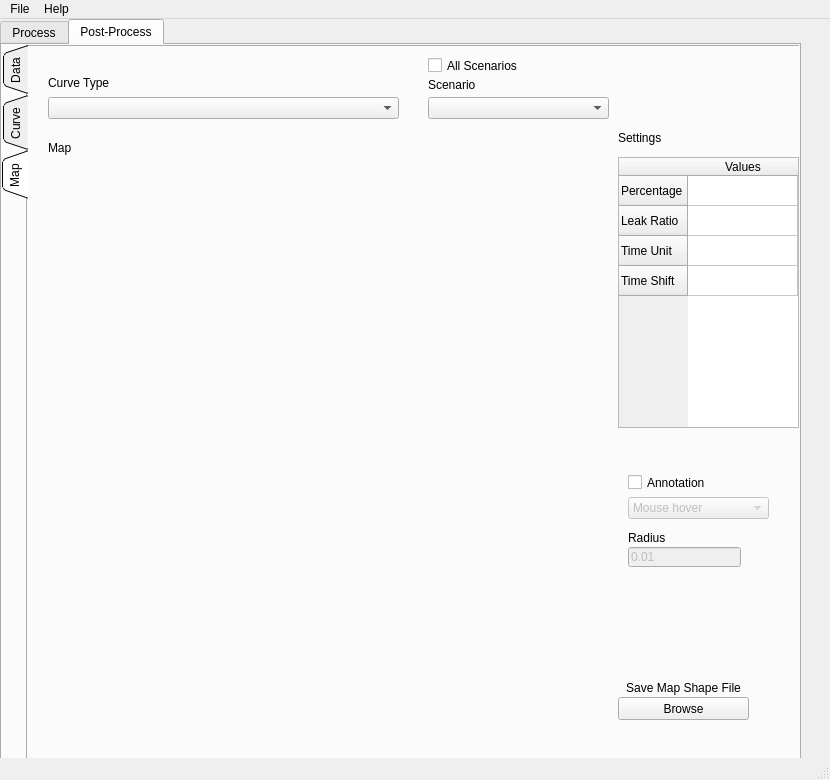
Old version of the form GUI/Opening.ui in the repository snaeimi/REWET.
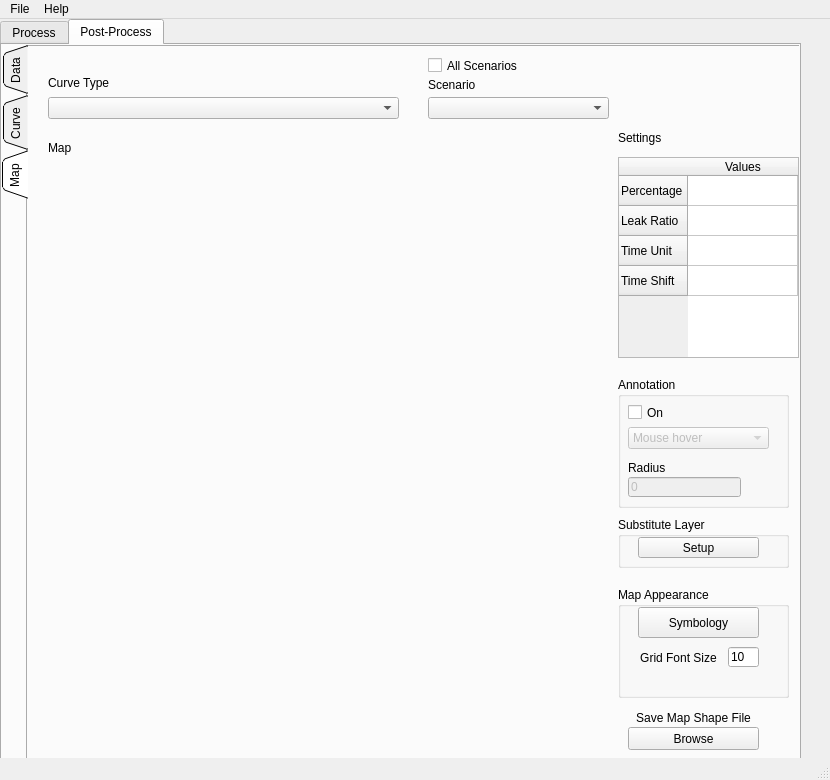
New version of the form. The open tabs and pages were chosen to show the change. Custom widgets are drawn as their Qt base class.

The edit to the form file:
```diff
--- a/GUI/Opening.ui
+++ b/GUI/Opening.ui
@@ -2160,7 +2160,7 @@
           <x>590</x>
           <y>110</y>
           <width>181</width>
-          <height>271</height>
+          <height>201</height>
          </rect>
         </property>
         <property name="selectionMode">
@@ -2242,8 +2242,8 @@
        <widget class="QPushButton" name="save_map_button">
         <property name="geometry">
          <rect>
-          <x>590</x>
-          <y>650</y>
+          <x>600</x>
+          <y>680</y>
           <width>131</width>
           <height>23</height>
          </rect>
@@ -2255,8 +2255,8 @@
        <widget class="QLabel" name="label_38">
         <property name="geometry">
          <rect>
-          <x>590</x>
-          <y>630</y>
+          <x>600</x>
+          <y>660</y>
           <width>131</width>
           <height>21</height>
          </rect>
@@ -2268,42 +2268,6 @@
          <set>Qt::AlignCenter</set>
         </property>
        </widget>
-       <widget class="QCheckBox" name="annotation_checkbox">
-        <property name="geometry">
-         <rect>
-          <x>600</x>
-          <y>420</y>
-          <width>91</width>
-          <height>31</height>
-         </rect>
-        </property>
-        <property name="text">
-         <string>Annotation</string>
-        </property>
-       </widget>
-       <widget class="QComboBox" name="annotation_event_combo">
-        <property name="enabled">
-         <bool>false</bool>
-        </property>
-        <property name="geometry">
-         <rect>
-          <x>600</x>
-          <y>450</y>
-          <width>141</width>
-          <height>22</height>
-         </rect>
-        </property>
-        <item>
-         <property name="text">
-          <string>Mouse hover</string>
-         </property>
-        </item>
-        <item>
-         <property name="text">
-          <string>Mouse click</string>
-         </property>
-        </item>
-       </widget>
        <widget class="QLabel" name="label_39">
         <property name="geometry">
          <rect>
@@ -2343,34 +2307,164 @@
          </rect>
         </property>
        </widget>
-       <widget class="QLineEdit" name="annotation_radius_line">
-        <property name="enabled">
-         <bool>false</bool>
+       <widget class="QGroupBox" name="groupBox_12">
+        <property name="geometry">
+         <rect>
+          <x>590</x>
+          <y>330</y>
+          <width>171</width>
+          <height>131</height>
+         </rect>
         </property>
+        <property name="title">
+         <string>Annotation</string>
+        </property>
+        <widget class="QCheckBox" name="annotation_checkbox">
+         <property name="geometry">
+          <rect>
+           <x>10</x>
+           <y>20</y>
+           <width>91</width>
+           <height>31</height>
+          </rect>
+         </property>
+         <property name="text">
+          <string>On</string>
+         </property>
+        </widget>
+        <widget class="QComboBox" name="annotation_event_combo">
+         <property name="enabled">
+          <bool>false</bool>
+         </property>
+         <property name="geometry">
+          <rect>
+           <x>10</x>
+           <y>50</y>
+           <width>141</width>
+           <height>22</height>
+          </rect>
+         </property>
+         <item>
+          <property name="text">
+           <string>Mouse hover</string>
+          </property>
+         </item>
+         <item>
+          <property name="text">
+           <string>Mouse click</string>
+          </property>
+         </item>
+        </widget>
+        <widget class="QLabel" name="label_40">
+         <property name="geometry">
+          <rect>
+           <x>10</x>
+           <y>80</y>
+           <width>81</width>
+           <height>21</height>
+          </rect>
+         </property>
+         <property name="text">
+          <string>Radius</string>
+         </property>
+        </widget>
+        <widget class="QLineEdit" name="annotation_radius_line">
+         <property name="enabled">
+          <bool>false</bool>
+         </property>
+         <property name="geometry">
+          <rect>
+           <x>10</x>
+           <y>100</y>
+           <width>113</width>
+           <height>20</height>
+          </rect>
+         </property>
+         <property name="text">
+          <string>0</string>
+         </property>
+        </widget>
+       </widget>
+       <widget class="QGroupBox" name="groupBox_13">
         <property name="geometry">
          <rect>
-          <x>600</x>
-          <y>500</y>
-          <width>113</width>
-          <height>20</height>
+          <x>590</x>
+          <y>470</y>
+          <width>171</width>
+          <height>51</height>
          </rect>
         </property>
-        <property name="text">
-         <string>0.01</string>
+        <property name="title">
+         <string>Substitute Layer</string>
         </property>
+        <widget class="QPushButton" name="spatial_join_button">
+         <property name="geometry">
+          <rect>
+           <x>20</x>
+           <y>20</y>
+           <width>121</width>
+           <height>21</height>
+          </rect>
+         </property>
+         <property name="text">
+          <string>Setup</string>
+         </property>
+        </widget>
        </widget>
-       <widget class="QLabel" name="label_40">
+       <widget class="QGroupBox" name="groupBox_14">
         <property name="geometry">
          <rect>
-          <x>600</x>
-          <y>480</y>
-          <width>81</width>
-          <height>21</height>
+          <x>590</x>
+          <y>540</y>
+          <width>171</width>
+          <height>111</height>
          </rect>
         </property>
-        <property name="text">
-         <string>Radius</string>
+        <property name="title">
+         <string>Map Appearance</string>
         </property>
+        <widget class="QPushButton" name="symbology_button">
+         <property name="geometry">
+          <rect>
+           <x>20</x>
+           <y>20</y>
+           <width>121</width>
+           <height>31</height>
+          </rect>
+         </property>
+         <property name="text">
+          <string>Symbology</string>
+         </property>
+        </widget>
+        <widget class="QLineEdit" name="major_tick_size_line">
+         <property name="geometry">
+          <rect>
+           <x>110</x>
+           <y>60</y>
+           <width>31</width>
+           <height>20</height>
+          </rect>
+         </property>
+         <property name="text">
+          <string>10</string>
+         </property>
+        </widget>
+        <widget class="QLabel" name="label_41">
+         <property name="geometry">
+          <rect>
+           <x>20</x>
+           <y>60</y>
+           <width>81</width>
+           <height>21</height>
+          </rect>
+         </property>
+         <property name="text">
+          <string>Grid Font Size</string>
+         </property>
+         <property name="alignment">
+          <set>Qt::AlignCenter</set>
+         </property>
+        </widget>
        </widget>
       </widget>
      </widget>
```
Left out of the diff: 64 changed lines with no effect on the pictures.
